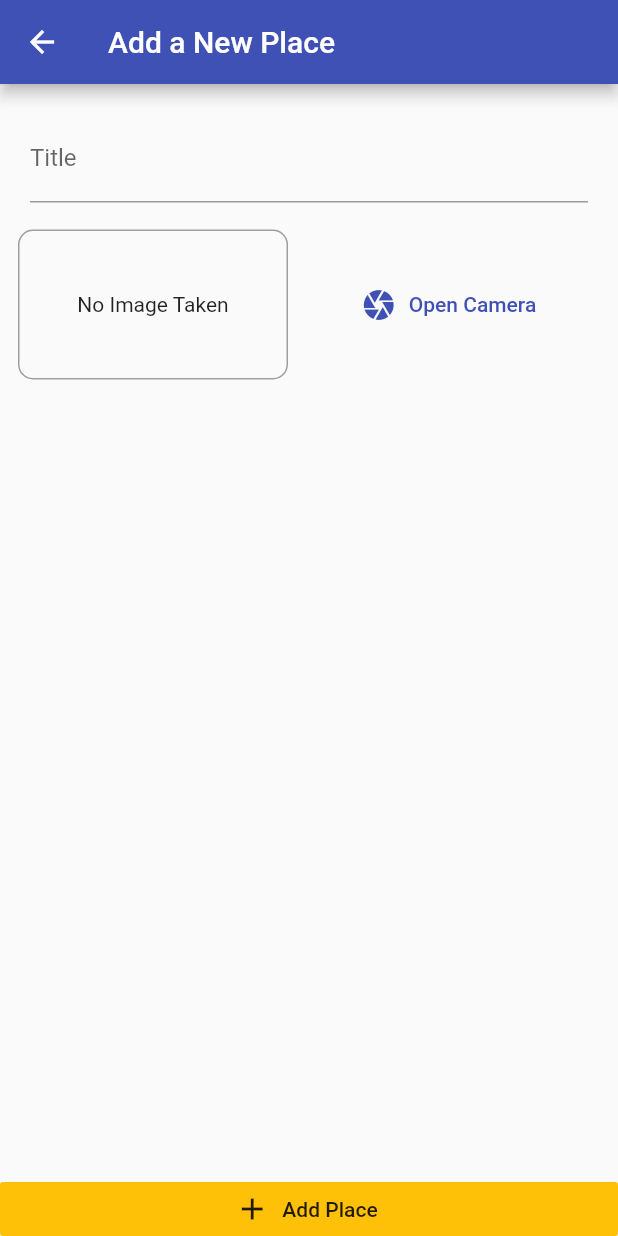
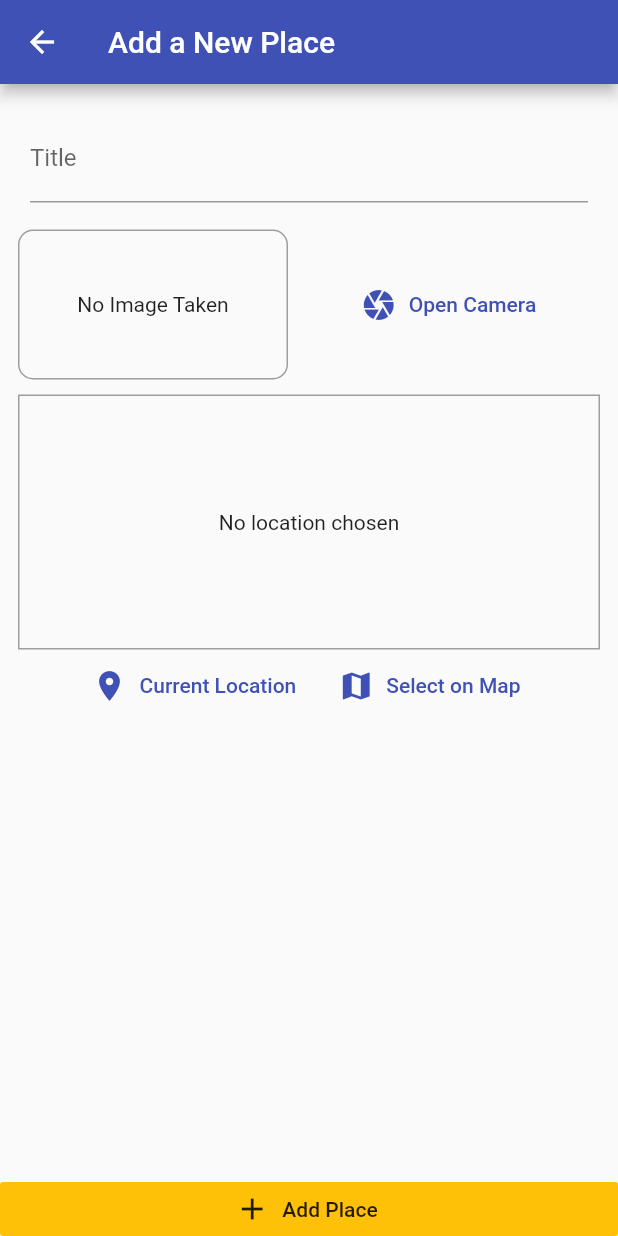
Before and after one commit to jboy457/camera_app, a Flutter app: the AddPlaceScreen screen opened by its route, on a phone screen of 412 x 824 dp. Run offline on Flutter 3.47's test engine with Material 2 defaults, Android fonts, the phone set to English and light mode, and no system bars; our stand-ins replace image_picker, sqflite; accounts and stored records are empty.

Commit message:
chore: import location package and setup

```diff
--- a/lib/screens/add_place_screen.dart
+++ b/lib/screens/add_place_screen.dart
@@ -5,6 +5,7 @@ import 'package:provider/provider.dart';
 
 import '../widgets/image_input.dart';
 import '../providers/great_places.dart';
+import '../widgets/location_input.dart';
 
 class AddPlaceScreen extends StatefulWidget {
   static const routeName = '/add-place';
@@ -57,7 +58,11 @@ class _AddPlaceScreenState extends State<AddPlaceScreen> {
                     SizedBox(
                       height: 10,
                     ),
-                    ImageInput(_selectImage)
+                    ImageInput(_selectImage),
+                    SizedBox(
+                      height: 10,
+                    ),
+                    LocationInput()
                   ],
                 ),
               ),
--- /dev/null
+++ b/lib/widgets/location_input.dart
@@ -0,0 +1,57 @@
+import 'package:flutter/material.dart';
+
+class LocationInput extends StatefulWidget {
+  @override
+  _LocationInputState createState() => _LocationInputState();
+}
+
+class _LocationInputState extends State<LocationInput> {
+  String _previewImageUrl;
+  @override
+  Widget build(BuildContext context) {
+    return Column(
+      children: [
+        Container(
+          height: 170,
+          width: double.infinity,
+          decoration: BoxDecoration(
+            border: Border.all(width: 1, color: Colors.grey),
+          ),
+          child: _previewImageUrl == null
+              ? Center(
+                  child: Text(
+                    'No location chosen',
+                    textAlign: TextAlign.center,
+                  ),
+                )
+              : Image.network(
+                  _previewImageUrl,
+                  fit: BoxFit.cover,
+                  width: double.infinity,
+                ),
+        ),
+        Row(
+          mainAxisAlignment: MainAxisAlignment.center,
+          children: [
+            FlatButton.icon(
+              icon: Icon(
+                Icons.location_on,
+              ),
+              label: Text('Current Location'),
+              textColor: Theme.of(context).primaryColor,
+              onPressed: () {},
+            ),
+            FlatButton.icon(
+              icon: Icon(
+                Icons.map,
+              ),
+              label: Text('Select on Map'),
+              textColor: Theme.of(context).primaryColor,
+              onPressed: () {},
+            )
+          ],
+        ),
+      ],
+    );
+  }
+}
--- a/pubspec.yaml
+++ b/pubspec.yaml
@@ -37,6 +37,7 @@ dev_dependencies:
   path_provider: ^1.6.27
   path: ^1.7.0
   sqflite: ^1.3.2+2
+  location: ^3.2.1
 
 # For information on the generic Dart part of this file, see the
 # following page: https://dart.dev/tools/pub/pubspec
```
Also changed, not shown: pubspec.lock, 1 other file.
